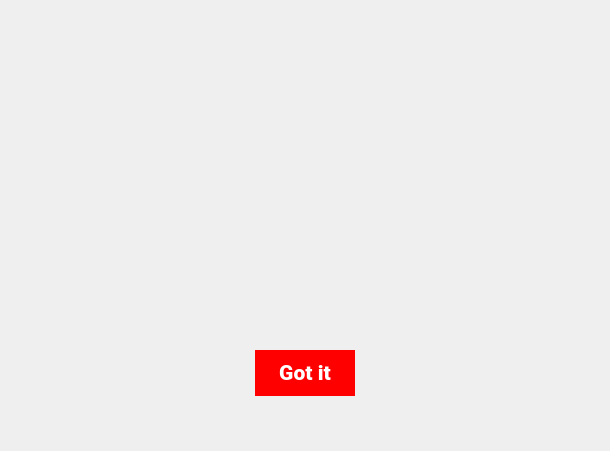
Above: ui/dialog.ui from AndreiD049/Interview-Helper before the change. Below: the same form after it.
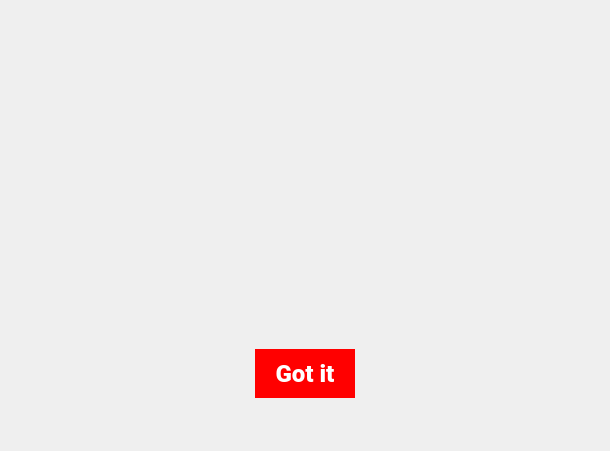
That is the form after the change.

Diff of the .ui file:
```diff
--- a/ui/dialog.ui
+++ b/ui/dialog.ui
@@ -20,7 +20,7 @@
    <string>Dialog</string>
   </property>
   <layout class="QVBoxLayout" name="verticalLayout">
-   <item alignment="Qt::AlignHCenter|Qt::AlignVCenter">
+   <item>
     <widget class="QLabel" name="HeaderLabel">
      <property name="font">
       <font>
@@ -88,7 +88,7 @@
      <property name="font">
       <font>
        <family>Roboto Black</family>
-       <pointsize>16</pointsize>
+       <pointsize>18</pointsize>
        <weight>75</weight>
        <bold>true</bold>
       </font>
@@ -101,6 +101,9 @@
      <property name="text">
       <string>Got it</string>
      </property>
+     <property name="autoDefault">
+      <bool>false</bool>
+     </property>
     </widget>
    </item>
    <item>
```
